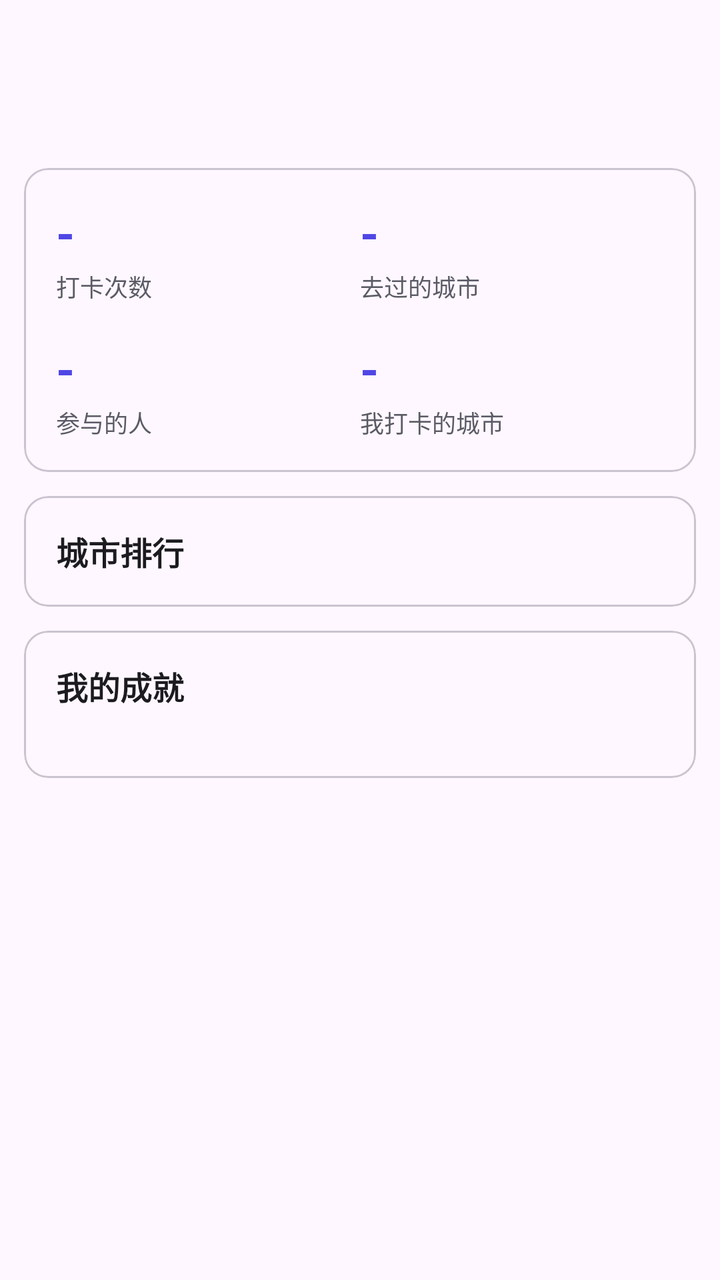
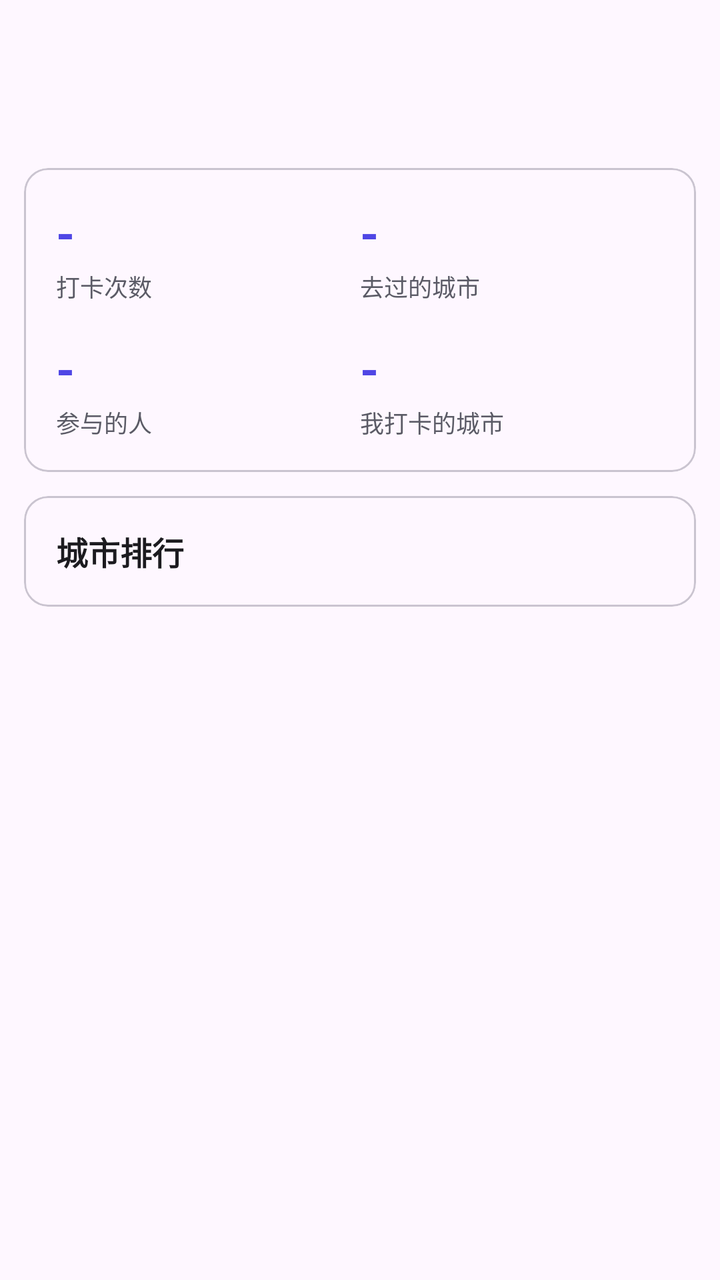

The first picture is an Android layout as it rendered before a commit; the second is the same layout after the commit. The layout source and the unified diff follow.
<!-- AndroidManifest.xml: application theme Theme.CityFootprint -->
<!-- res/layout/fragment_stats.xml -->
<?xml version="1.0" encoding="utf-8"?>
<androidx.core.widget.NestedScrollView xmlns:android="http://schemas.android.com/apk/res/android"
    android:layout_width="match_parent"
    android:layout_height="match_parent">

    <LinearLayout
        android:layout_width="match_parent"
        android:layout_height="wrap_content"
        android:orientation="vertical"
        android:padding="12dp">

        <ProgressBar
            android:id="@+id/progress"
            android:layout_width="wrap_content"
            android:layout_height="wrap_content"
            android:layout_gravity="center_horizontal"
            android:layout_marginTop="24dp" />

        <TextView
            android:id="@+id/textError"
            android:layout_width="match_parent"
            android:layout_height="wrap_content"
            android:layout_marginTop="8dp"
            android:gravity="center"
            android:textColor="#B3261E"
            android:textSize="13sp"
            android:visibility="gone" />

        
        <com.google.android.material.card.MaterialCardView
            android:id="@+id/cardNumbers"
            android:layout_width="match_parent"
            android:layout_height="wrap_content">

            <LinearLayout
                android:layout_width="match_parent"
                android:layout_height="wrap_content"
                android:orientation="vertical"
                android:padding="16dp">

                <LinearLayout
                    android:layout_width="match_parent"
                    android:layout_height="wrap_content"
                    android:orientation="horizontal">

                    <LinearLayout
                        android:layout_width="0dp"
                        android:layout_height="wrap_content"
                        android:layout_weight="1"
                        android:orientation="vertical">

                        <TextView
                            android:id="@+id/valueVisits"
                            style="@style/StatValue"
                            android:text="-" />

                        <TextView
                            style="@style/StatLabel"
                            android:text="@string/stats_total_visits" />
                    </LinearLayout>

                    <LinearLayout
                        android:layout_width="0dp"
                        android:layout_height="wrap_content"
                        android:layout_weight="1"
                        android:orientation="vertical">

                        <TextView
                            android:id="@+id/valueCities"
                            style="@style/StatValue"
                            android:text="-" />

                        <TextView
                            style="@style/StatLabel"
                            android:text="@string/stats_total_cities" />
                    </LinearLayout>
                </LinearLayout>

                <LinearLayout
                    android:layout_width="match_parent"
                    android:layout_height="wrap_content"
                    android:layout_marginTop="16dp"
                    android:orientation="horizontal">

                    <LinearLayout
                        android:layout_width="0dp"
                        android:layout_height="wrap_content"
                        android:layout_weight="1"
                        android:orientation="vertical">

                        <TextView
                            android:id="@+id/valueUsers"
                            style="@style/StatValue"
                            android:text="-" />

                        <TextView
                            style="@style/StatLabel"
                            android:text="@string/stats_total_users" />
                    </LinearLayout>

                    <LinearLayout
                        android:layout_width="0dp"
                        android:layout_height="wrap_content"
                        android:layout_weight="1"
                        android:orientation="vertical">

                        <TextView
                            android:id="@+id/valueMyCities"
                            style="@style/StatValue"
                            android:text="-" />

                        <TextView
                            style="@style/StatLabel"
                            android:text="@string/stats_my_cities" />
                    </LinearLayout>
                </LinearLayout>

                
                <TextView
                    android:id="@+id/textAdminNote"
                    android:layout_width="match_parent"
                    android:layout_height="wrap_content"
                    android:layout_marginTop="12dp"
                    android:text="@string/stats_admin_note"
                    android:textColor="@color/text_secondary"
                    android:textSize="12sp"
                    android:visibility="gone" />
            </LinearLayout>
        </com.google.android.material.card.MaterialCardView>

        <com.google.android.material.card.MaterialCardView
            android:layout_width="match_parent"
            android:layout_height="wrap_content"
            android:layout_marginTop="12dp">

            <LinearLayout
                android:layout_width="match_parent"
                android:layout_height="wrap_content"
                android:orientation="vertical"
                android:padding="16dp">

                <TextView
                    style="@style/CardTitle"
                    android:text="@string/stats_rank_title" />

                
                <LinearLayout
                    android:id="@+id/rankContainer"
                    android:layout_width="match_parent"
                    android:layout_height="wrap_content"
                    android:orientation="vertical" />
            </LinearLayout>
        </com.google.android.material.card.MaterialCardView>

        <com.google.android.material.card.MaterialCardView
            android:layout_width="match_parent"
            android:layout_height="wrap_content"
            android:layout_marginTop="12dp"
            android:layout_marginBottom="16dp">

            <LinearLayout
                android:layout_width="match_parent"
                android:layout_height="wrap_content"
                android:orientation="vertical"
                android:padding="16dp">

                <TextView
                    style="@style/CardTitle"
                    android:text="@string/stats_achievements_title" />

                <TextView
                    android:id="@+id/textAchievementProgress"
                    android:layout_width="match_parent"
                    android:layout_height="wrap_content"
                    android:layout_marginTop="2dp"
                    android:textColor="@color/text_secondary"
                    android:textSize="12sp" />

                <LinearLayout
                    android:id="@+id/achievementsContainer"
                    android:layout_width="match_parent"
                    android:layout_height="wrap_content"
                    android:orientation="vertical" />
            </LinearLayout>
        </com.google.android.material.card.MaterialCardView>
    </LinearLayout>
</androidx.core.widget.NestedScrollView>
<!-- resources referenced by this layout -->
<resources>
  <color name="text_secondary">#5B5B66</color>
  <string name="stats_achievements_title">我的成就</string>
  <string name="stats_admin_note">管理员视图：统计里含私密足迹</string>
  <string name="stats_my_cities">我打卡的城市</string>
  <string name="stats_rank_title">城市排行</string>
  <string name="stats_total_cities">去过的城市</string>
  <string name="stats_total_users">参与的人</string>
  <string name="stats_total_visits">打卡次数</string>
  <style name="CardTitle">
          <item name="android:layout_width">match_parent</item>
          <item name="android:layout_height">wrap_content</item>
          <item name="android:textSize">16sp</item>
          <item name="android:textStyle">bold</item>
          <item name="android:textColor">@color/text_primary</item>
      </style>
  <style name="StatLabel">
          <item name="android:layout_width">wrap_content</item>
          <item name="android:layout_height">wrap_content</item>
          <item name="android:layout_marginTop">2dp</item>
          <item name="android:textSize">12sp</item>
          <item name="android:textColor">@color/text_secondary</item>
      </style>
  <style name="StatValue">
          <item name="android:layout_width">wrap_content</item>
          <item name="android:layout_height">wrap_content</item>
          <item name="android:textSize">24sp</item>
          <item name="android:textStyle">bold</item>
          <item name="android:textColor">@color/accent</item>
      </style>
  <style name="Theme.CityFootprint" parent="Theme.Material3.DayNight.NoActionBar">
          
          <item name="android:statusBarColor">@color/window_bg_light</item>
          <item name="android:navigationBarColor">@color/window_bg_light</item>
          <item name="android:windowLightStatusBar">true</item>
          <item name="android:windowLightNavigationBar" tools:targetApi="27">true</item>
      </style>
  <color name="text_primary">#1C1B1F</color>
  <color name="accent">#4F46E5</color>
  <color name="window_bg_light">#F2F2F7</color>
</resources>

<!-- the commit's change to res/layout/fragment_stats.xml (unified diff, before → after) -->
@@ -131,7 +131,8 @@
         <com.google.android.material.card.MaterialCardView
             android:layout_width="match_parent"
             android:layout_height="wrap_content"
-            android:layout_marginTop="12dp">
+            android:layout_marginTop="12dp"
+            android:layout_marginBottom="16dp">
 
             <LinearLayout
                 android:layout_width="match_parent"
@@ -151,37 +152,5 @@
                     android:orientation="vertical" />
             </LinearLayout>
         </com.google.android.material.card.MaterialCardView>
-
-        <com.google.android.material.card.MaterialCardView
-            android:layout_width="match_parent"
-            android:layout_height="wrap_content"
-            android:layout_marginTop="12dp"
-            android:layout_marginBottom="16dp">
-
-            <LinearLayout
-                android:layout_width="match_parent"
-                android:layout_height="wrap_content"
-                android:orientation="vertical"
-                android:padding="16dp">
-
-                <TextView
-                    style="@style/CardTitle"
-                    android:text="@string/stats_achievements_title" />
-
-                <TextView
-                    android:id="@+id/textAchievementProgress"
-                    android:layout_width="match_parent"
-                    android:layout_height="wrap_content"
-                    android:layout_marginTop="2dp"
-                    android:textColor="@color/text_secondary"
-                    android:textSize="12sp" />
-
-                <LinearLayout
-                    android:id="@+id/achievementsContainer"
-                    android:layout_width="match_parent"
-                    android:layout_height="wrap_content"
-                    android:orientation="vertical" />
-            </LinearLayout>
-        </com.google.android.material.card.MaterialCardView>
     </LinearLayout>
 </androidx.core.widget.NestedScrollView>
<!-- resource entries referenced after the edit -->
@@ -1,7 +1,6 @@
 <!-- resources referenced by this layout -->
 <resources>
   <color name="text_secondary">#5B5B66</color>
-  <string name="stats_achievements_title">我的成就</string>
   <string name="stats_admin_note">管理员视图：统计里含私密足迹</string>
   <string name="stats_my_cities">我打卡的城市</string>
   <string name="stats_rank_title">城市排行</string>
